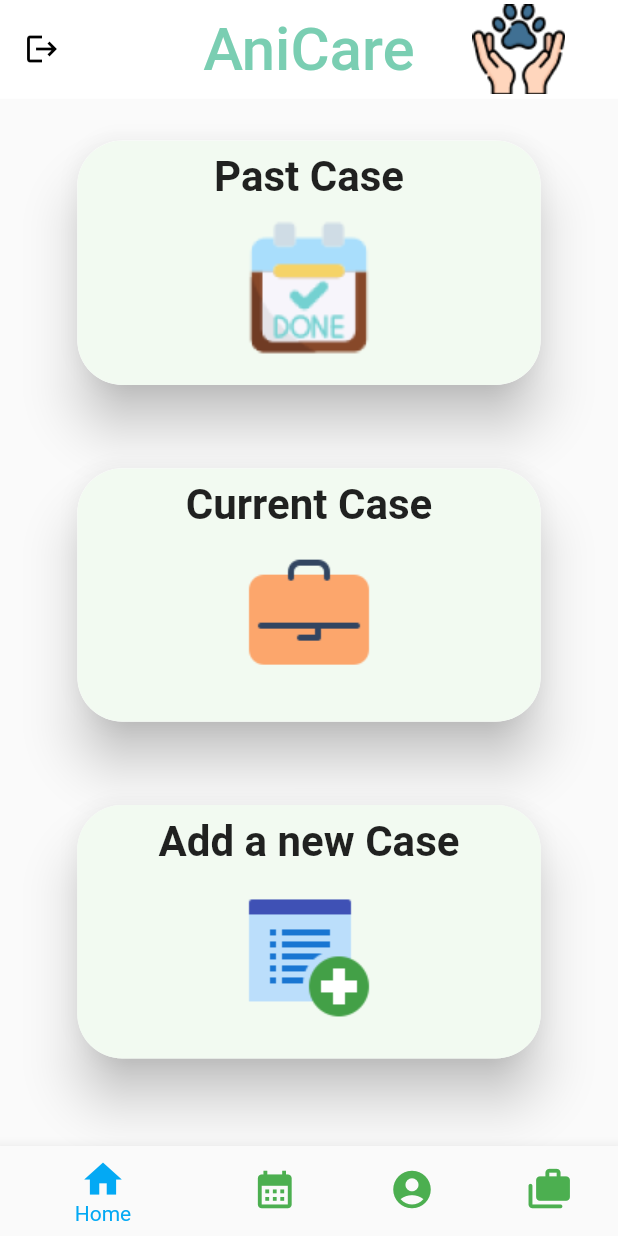
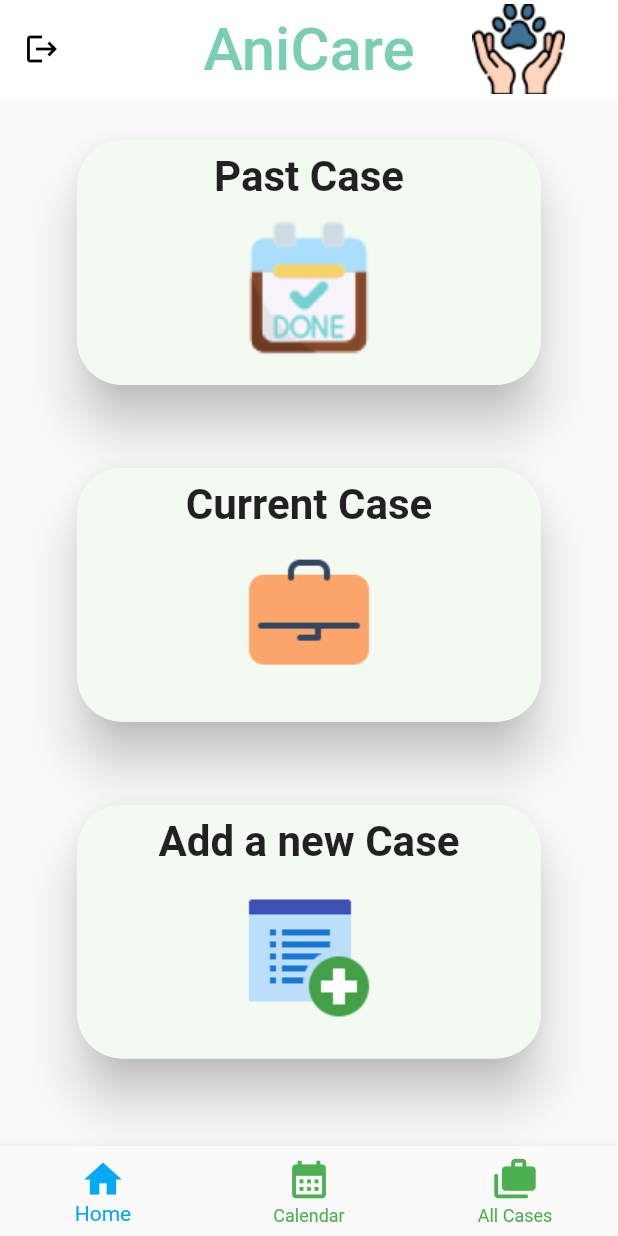
Before and after one commit to gurupalsingh02/animal_care_app, a Flutter app: the AniCarePage screen opened by its route, on a phone screen of 412 x 824 dp. Run offline on Flutter 3.47's test engine with Material 2 defaults, Android fonts, the phone set to English and light mode, and no system bars; our stand-ins replace cloud_firestore, firebase_auth, firebase_core, velocity_x; accounts and stored records are empty.

Commit message:
removed bug

```diff
--- a/lib/ani_care_page.dart
+++ b/lib/ani_care_page.dart
@@ -122,9 +122,9 @@ class _AniCarePageState extends State<AniCarePage> {
           ).px32(),
         ],
       ),
-      body: SingleChildScrollView(
-        child: curr_index == 1
-            ? Column(
+      body: curr_index == 1
+          ? SingleChildScrollView(
+              child: Column(
                 children: [
                   IconButton(
                       onPressed: () async {
@@ -190,9 +190,11 @@ class _AniCarePageState extends State<AniCarePage> {
                           }).expand()
                       : const Center(child: Text("No Cases on selected Date"))
                 ],
-              ).h(MediaQuery.of(context).size.height * 0.82)
+              ).h(MediaQuery.of(context).size.height * 0.82),
+            )
           : curr_index == 0
-                ? Center(
+              ? SingleChildScrollView(
+                  child: Center(
                       child: Column(
                     mainAxisAlignment: MainAxisAlignment.spaceAround,
                     children: [
@@ -264,37 +266,30 @@ class _AniCarePageState extends State<AniCarePage> {
                         }),
                       ).p12(),
                     ],
-                  )).h(MediaQuery.of(context).size.height * 0.81)
-                : Column(
-                    children: [
-                      ListView.builder(
+                  )).h(MediaQuery.of(context).size.height * 0.81),
+                )
+              : ListView.builder(
                   shrinkWrap: true,
                   itemCount: AniCarePage.allcases.length,
                   itemBuilder: (context, index) {
                     return Card(
                             shape: RoundedRectangleBorder(
-                                        borderRadius:
-                                            BorderRadius.circular(20)),
+                                borderRadius: BorderRadius.circular(20)),
                             clipBehavior: Clip.antiAlias,
                             elevation: 10.0,
                             child: Row(
-                                      mainAxisAlignment:
-                                          MainAxisAlignment.spaceBetween,
+                              mainAxisAlignment: MainAxisAlignment.spaceBetween,
                               children: [
                                 Column(
-                                          crossAxisAlignment:
-                                              CrossAxisAlignment.start,
+                                  crossAxisAlignment: CrossAxisAlignment.start,
                                   children: [
-                                            AniCarePage
-                                                .allcases[index].animal.text
+                                    AniCarePage.allcases[index].animal.text
                                         .color(Colors.black)
                                         .make(),
-                                            AniCarePage
-                                                .allcases[index].Doctor.text
+                                    AniCarePage.allcases[index].Doctor.text
                                         .color(Colors.black)
                                         .make(),
-                                            AniCarePage
-                                                .allcases[index].disease.text
+                                    AniCarePage.allcases[index].disease.text
                                         .color(Colors.black)
                                         .make(),
                                   ],
@@ -305,22 +300,17 @@ class _AniCarePageState extends State<AniCarePage> {
                               ],
                             )
                                 .box
-                                        .color(
-                                            Color.fromARGB(213, 239, 249, 238))
+                                .color(Color.fromARGB(213, 239, 249, 238))
                                 .roundedSM
                                 .make())
                         .onTap(() {
                           CaseDetailPage.selectedcase =
                               AniCarePage.allcases[index];
-                                  Navigator.pushNamed(
-                                      context, MyRoutes.CaseDetailPage);
+                          Navigator.pushNamed(context, MyRoutes.CaseDetailPage);
                         })
                         .px8()
                         .py4();
-                          }).expand()
-                    ],
-                  ).h(MediaQuery.of(context).size.height),
-      ),
+                  }).h(MediaQuery.of(context).size.height),
       bottomNavigationBar: BottomNavigationBar(
           unselectedItemColor: Colors.green,
           selectedItemColor: Colors.lightBlue,
@@ -338,10 +328,6 @@ class _AniCarePageState extends State<AniCarePage> {
                 tooltip: "Calendar View",
                 label: "Calendar"),
             BottomNavigationBarItem(
-                icon: Icon(Icons.account_circle_rounded),
-                tooltip: "Account Page",
-                label: "Account"),
-            BottomNavigationBarItem(
                 icon: Icon(Icons.cases_rounded),
                 tooltip: "All Cases Page",
                 label: "All Cases")
```
Also changed, not shown: 1 other file. Lines whose indentation alone changed are shown as unchanged.
